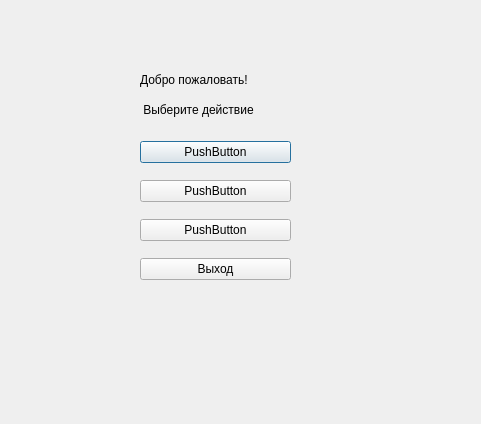
This is abonent.ui in Rina-key/kursach1 as Qt 5 draws it before an edit. The edited form follows.
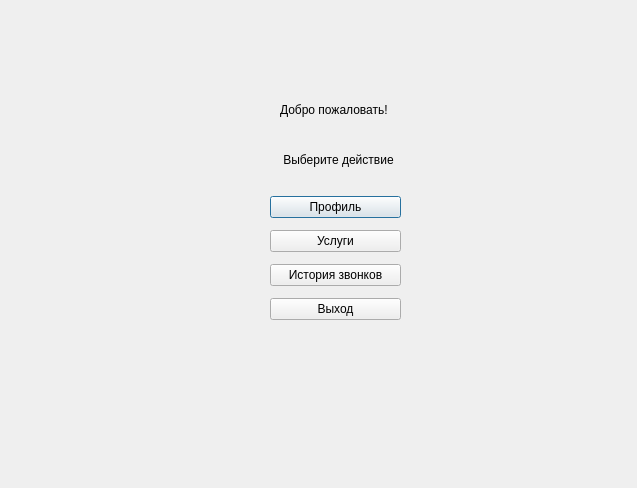
This is the edited form.

Diff of the .ui file:
```diff
--- a/abonent.ui
+++ b/abonent.ui
@@ -6,8 +6,8 @@
    <rect>
     <x>0</x>
     <y>0</y>
-    <width>481</width>
-    <height>424</height>
+    <width>637</width>
+    <height>488</height>
    </rect>
   </property>
   <property name="windowTitle">
@@ -16,9 +16,9 @@
   <widget class="QLabel" name="label">
    <property name="geometry">
     <rect>
-     <x>140</x>
-     <y>70</y>
-     <width>151</width>
+     <x>280</x>
+     <y>100</y>
+     <width>138</width>
      <height>20</height>
     </rect>
    </property>
@@ -29,8 +29,8 @@
   <widget class="QLabel" name="label_2">
    <property name="geometry">
     <rect>
-     <x>140</x>
-     <y>100</y>
+     <x>280</x>
+     <y>150</y>
      <width>140</width>
      <height>20</height>
     </rect>
@@ -42,31 +42,31 @@
   <widget class="QWidget" name="layoutWidget">
    <property name="geometry">
     <rect>
-     <x>140</x>
-     <y>130</y>
-     <width>151</width>
-     <height>161</height>
+     <x>270</x>
+     <y>190</y>
+     <width>131</width>
+     <height>139</height>
     </rect>
    </property>
    <layout class="QVBoxLayout" name="verticalLayout">
     <item>
      <widget class="QPushButton" name="pushButton">
       <property name="text">
-       <string>PushButton</string>
+       <string>Профиль</string>
       </property>
      </widget>
     </item>
     <item>
      <widget class="QPushButton" name="pushButton_2">
       <property name="text">
-       <string>PushButton</string>
+       <string>Услуги</string>
       </property>
      </widget>
     </item>
     <item>
      <widget class="QPushButton" name="pushButton_3">
       <property name="text">
-       <string>PushButton</string>
+       <string>История звонков</string>
       </property>
      </widget>
     </item>
```
